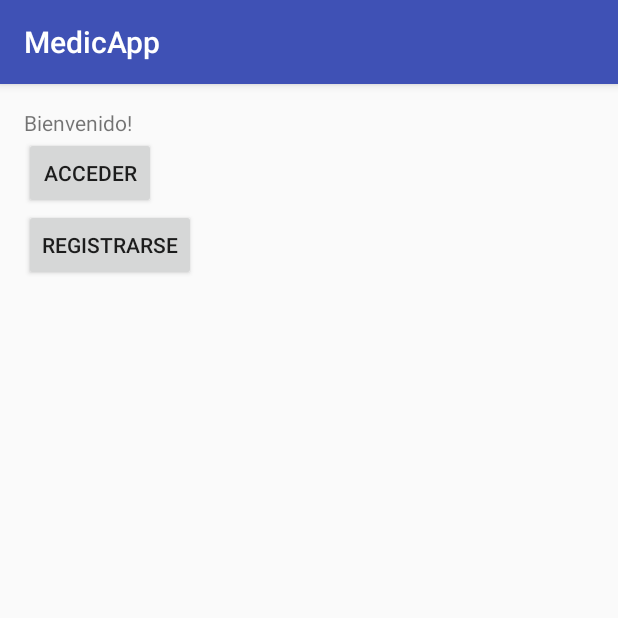
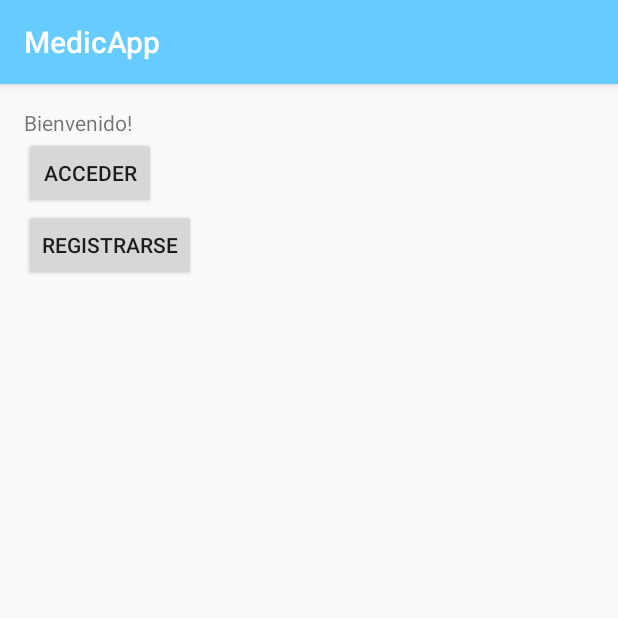
Before and after one commit to JavierLeza/MedicApp, an Android app: the screen it shows after launch (MainActivity), on a phone screen of 412 x 824 dp, the top half of it. Run offline under Robolectric (Android 15) with nearby library versions, the phone set to English and light mode, and no system bars.

Commit message:
Cambio en el color de la app

```diff
--- a/MedicApp/app/src/main/res/values/colors.xml
+++ b/MedicApp/app/src/main/res/values/colors.xml
@@ -1,6 +1,6 @@
 <?xml version="1.0" encoding="utf-8"?>
 <resources>
-    <color name="colorPrimary">#3F51B5</color>
-    <color name="colorPrimaryDark">#303F9F</color>
+    <color name="colorPrimary">#66ccff</color>
+    <color name="colorPrimaryDark">#33bbff</color>
     <color name="colorAccent">#FF4081</color>
 </resources>
```
